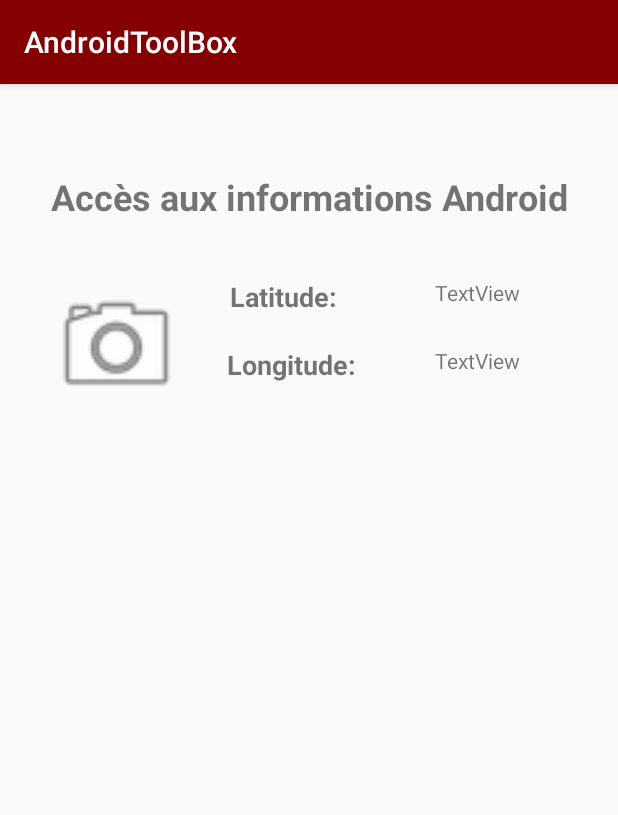
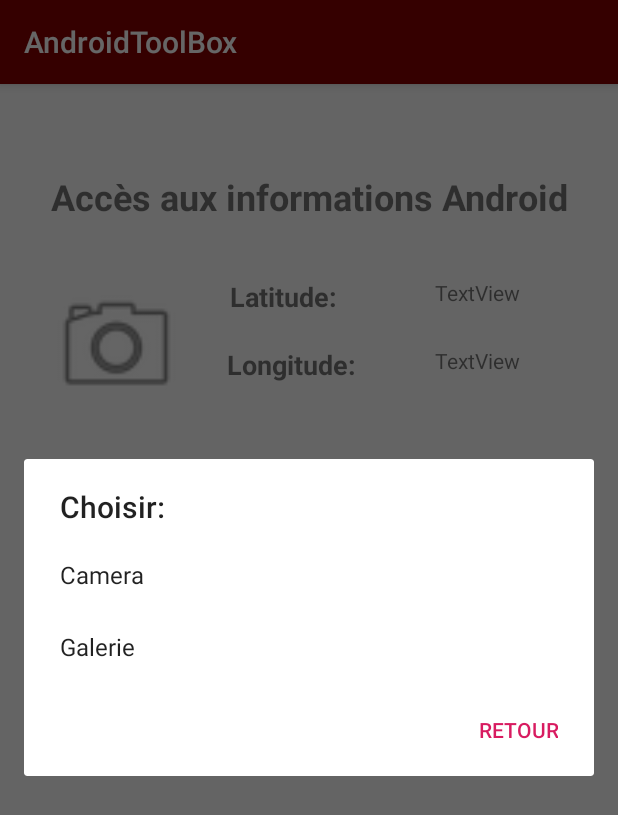
Before and after one commit to EvannDev/AndroidKtlToolBox, an Android app: the PermissionActivity screen opened directly, with no data from a screen before it, after a tap on an icon or button, on a phone screen of 412 x 824 dp. Shown: the top 815 px of the screen. Run offline under Robolectric (Android 15) with nearby library versions, the phone set to English and light mode, and no system bars; 1 statement that could not run was skipped.

Commit message:
add Location Permissions display location add camera add alert Dialog for choosing

```diff
--- a/app/src/main/java/fr/isen/debailliencourt/android/activity/FormActivity.kt
+++ b/app/src/main/java/fr/isen/debailliencourt/android/activity/FormActivity.kt
@@ -60,7 +60,7 @@ class FormActivity : AppCompatActivity() {
                 years = (days / 365)
             }
 
-            alert.setMessage("Surname: ${user.surname}\nName: ${user.name}\nAge: $years").create().show()
+            alert.setMessage("Prénom: ${user.surname}\nNom: ${user.name}\nAge: $years").create().show()
         }
 
         buttonSave.setOnClickListener {
--- a/app/src/main/java/fr/isen/debailliencourt/android/activity/PermissionActivity.kt
+++ b/app/src/main/java/fr/isen/debailliencourt/android/activity/PermissionActivity.kt
@@ -17,15 +17,19 @@ import androidx.annotation.RequiresApi
 import fr.isen.debailliencourt.android.R
 import kotlinx.android.synthetic.main.activity_permissions.*
 import android.os.Looper
+import  android.app.AlertDialog
+import android.content.DialogInterface
+import android.graphics.Camera
 
 import android.provider.MediaStore
+import android.view.View
 
 class PermissionActivity : AppCompatActivity() {
     @RequiresApi(Build.VERSION_CODES.M)
 
     companion object{
         //Permission code
-        private const val IMAGE_PICK_CODE = 1000
+        private const val IMAGE_PICK_REQUEST = 1000
         private const val CAMERA_PICK_REQUEST = 4444
         private const val CONTACT_PICK_REQUEST = 1001
 
@@ -81,11 +85,36 @@ class PermissionActivity : AppCompatActivity() {
         )
     }
 
+    private val backButtonClick = { dialog: DialogInterface, which: Int ->
+        Toast.makeText(applicationContext, "Aucune photo choisie", Toast.LENGTH_SHORT).show()
+    }
+
+    fun withItems() {
+
+        val items = arrayOf("Camera", "Galerie")
+        val builder = AlertDialog.Builder(this)
+        with(builder)
+        {
+            setTitle("Choisir:")
+            setItems(items) { dialog, which ->
+                if(items[which] == "Camera"){
+                    dispatchTakePictureIntent()
+                }
+                else{
+                    pickImageFromGallery()
+                }
+            }
+
+            setPositiveButton("Retour", backButtonClick)
+            show()
+        }
+    }
+
     private fun pickImageFromGallery() {
         //Intent to pick image
         val intent = Intent(Intent.ACTION_PICK)
         intent.type = "image/*"
-        startActivityForResult(intent, IMAGE_PICK_CODE)
+        startActivityForResult(intent, IMAGE_PICK_REQUEST)
     }
 
     private fun dispatchTakePictureIntent() {
@@ -105,13 +134,13 @@ class PermissionActivity : AppCompatActivity() {
         getLastLocation()
 
         pictGalleryPerm.setOnClickListener{
-                dispatchTakePictureIntent()
+                withItems()
         }
     }
 
     override fun onRequestPermissionsResult(requestCode: Int, permissions: Array<out String>, grantResults: IntArray) {
         when(requestCode){
-            PermissionActivity.PERMISSION_CODE -> {
+            PERMISSION_CODE -> {
                 if (grantResults.isNotEmpty() && grantResults[0] ==
                     PackageManager.PERMISSION_GRANTED){
                     //permission from popup granted
@@ -127,7 +156,7 @@ class PermissionActivity : AppCompatActivity() {
 
     override fun onActivityResult(requestCode: Int, resultCode: Int, data: Intent?) {
         super.onActivityResult(requestCode, resultCode, data)
-        if (resultCode == Activity.RESULT_OK && requestCode == IMAGE_PICK_CODE){
+        if (resultCode == Activity.RESULT_OK && requestCode == IMAGE_PICK_REQUEST){
             pictGalleryPerm.setImageURI(data?.data)
         }
 
--- a/app/src/main/res/layout/activity_form.xml
+++ b/app/src/main/res/layout/activity_form.xml
@@ -44,7 +44,7 @@
         android:layout_height="wrap_content"
         android:layout_marginTop="50dp"
         android:text="@string/titleForm"
-        android:textSize="32dp"
+        android:textSize="32sp"
         android:textStyle="bold"
         app:layout_constraintEnd_toEndOf="parent"
         app:layout_constraintStart_toStartOf="parent"
@@ -55,6 +55,7 @@
         android:layout_width="130dp"
         android:layout_height="70dp"
         android:paddingStart="20dp"
+        android:textAlignment="center"
         android:textSize="20dp"
         app:layout_constraintBottom_toTopOf="@+id/button_date_1"
         app:layout_constraintEnd_toEndOf="parent"
```
